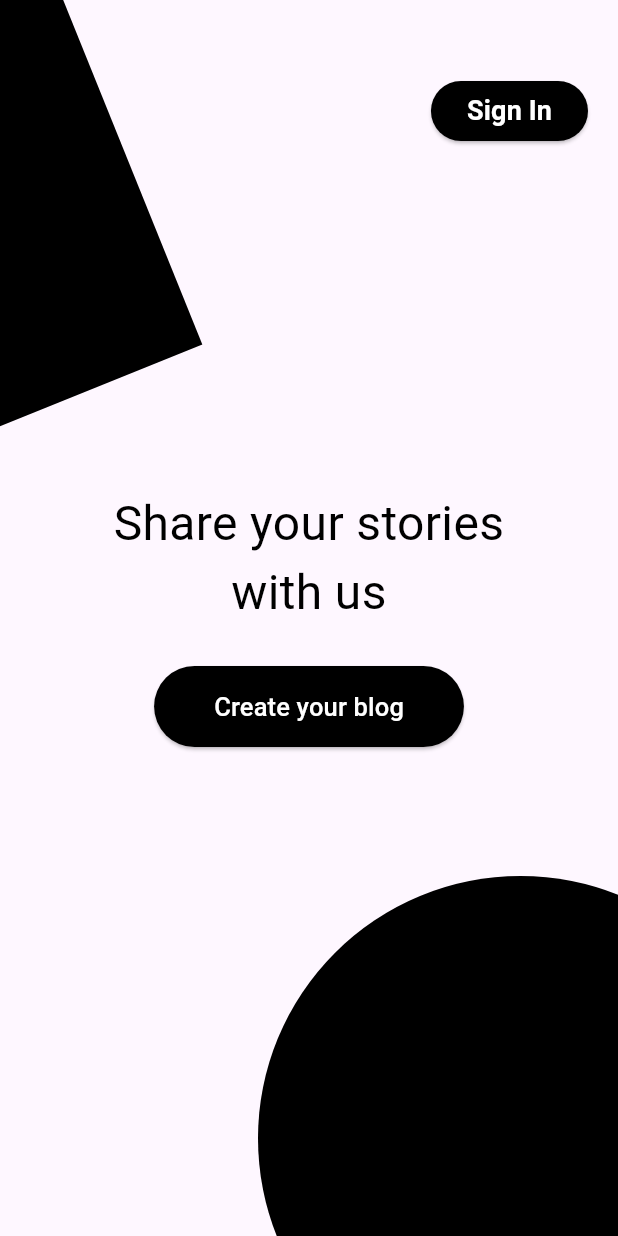
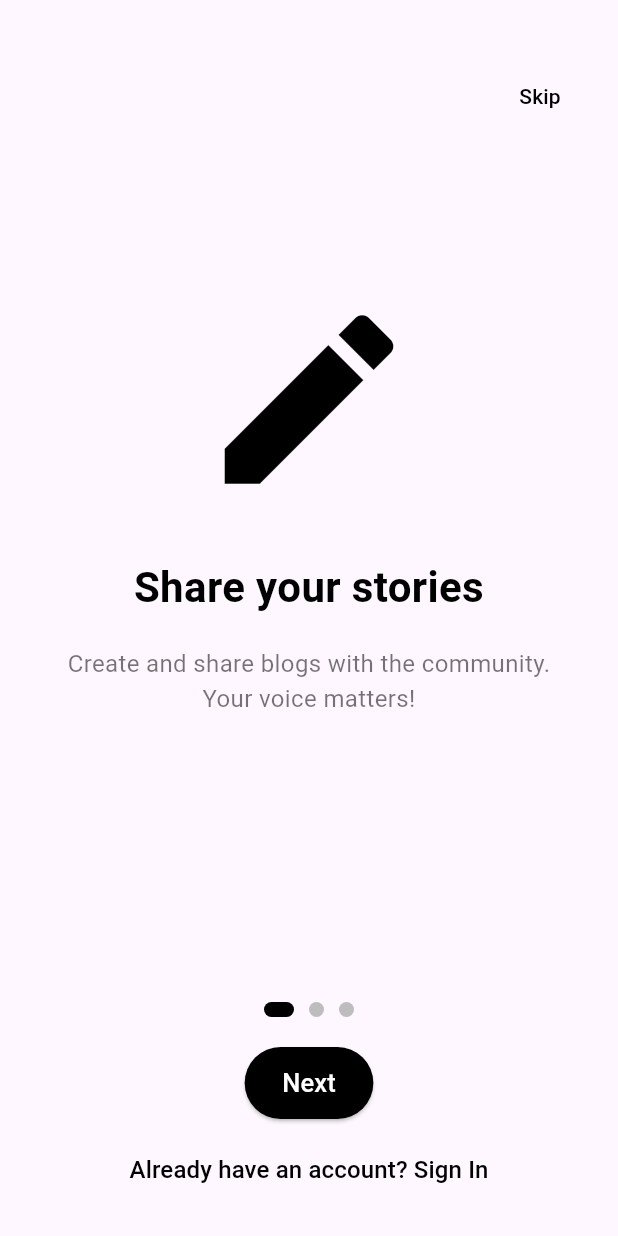
Before and after one commit to sachi-tmg/linkora_app, a Flutter app: the screen it shows after launch, on a phone screen of 412 x 824 dp. Run offline on Flutter 3.47's test engine with Material 3 defaults, Android fonts, the phone set to English and light mode, and no system bars.

Commit message:
mvvm_updated

```diff
--- /dev/null
+++ b/lib/model/onboarding_model.dart
@@ -0,0 +1,13 @@
+import 'package:flutter/material.dart';
+
+class OnboardingModel {
+  final String title;
+  final String description;
+  final IconData icon;
+
+  OnboardingModel({
+    required this.title,
+    required this.description,
+    required this.icon,
+  });
+}
--- a/lib/view/onboarding_screen_view.dart
+++ b/lib/view/onboarding_screen_view.dart
@@ -1,72 +1,72 @@
 import 'package:flutter/material.dart';
+import 'package:linkora_app/viewmodel/onboarding_viewmodel.dart';
 import 'package:linkora_app/view/login_screen_view.dart';
 import 'package:linkora_app/view/signup_screen_view.dart';
+import 'package:provider/provider.dart';
 
-class OnboardingScreenView extends StatefulWidget {
+class OnboardingScreenView extends StatelessWidget {
   const OnboardingScreenView({super.key});
 
   @override
-  State<OnboardingScreenView> createState() => _OnboardingScreenViewState();
-}
-
-class _OnboardingScreenViewState extends State<OnboardingScreenView> {
-  @override
   Widget build(BuildContext context) {
+    return ChangeNotifierProvider(
+      create: (_) => OnboardingViewModel(),
+      child: Consumer<OnboardingViewModel>(
+        builder: (context, viewModel, child) {
           return Scaffold(
             body: Stack(
               children: [
-          // Background shapes
-          Positioned(
-            top: -30,
-            left: 30,
-            child: Transform.rotate(
-              angle: 68 * 3.14159 / 180, // Convert degrees to radians
-              alignment: Alignment.topLeft, // Rotate around the top-left corner
-              child: Container(
-                width: 280,
-                height: 280,
-                decoration: const BoxDecoration(
-                  color: Colors.black,
-                  shape: BoxShape.rectangle,
+                Column(
+                  children: [
+                    Expanded(
+                      child: PageView.builder(
+                        controller: viewModel.pageController,
+                        onPageChanged: viewModel.onPageChanged,
+                        itemCount: viewModel.onboardingPages.length,
+                        itemBuilder: (context, index) {
+                          final page = viewModel.onboardingPages[index];
+                          return _buildOnboardingPage(
+                            title: page.title,
+                            description: page.description,
+                            icon: page.icon,
+                          );
+                        },
                       ),
                     ),
+                    Row(
+                      mainAxisAlignment: MainAxisAlignment.center,
+                      children: List.generate(viewModel.onboardingPages.length,
+                          (index) {
+                        return AnimatedContainer(
+                          duration: const Duration(milliseconds: 300),
+                          margin: const EdgeInsets.symmetric(horizontal: 5),
+                          height: 10,
+                          width: viewModel.currentPage == index ? 20 : 10,
+                          decoration: BoxDecoration(
+                            color: viewModel.currentPage == index
+                                ? Colors.black
+                                : Colors.grey[400],
+                            borderRadius: BorderRadius.circular(5),
                           ),
+                        );
+                      }),
                     ),
-          Positioned(
-            bottom: -110,
-            right: -110,
-            child: Container(
-              width: 350,
-              height: 350,
-              decoration: const BoxDecoration(
-                color: Colors.black,
-                shape: BoxShape.circle,
-              ),
-            ),
-          ),
-
-          // Content
-          Center(
-            child: Column(
-              mainAxisAlignment: MainAxisAlignment.center,
-              children: [
-                const Text(
-                  'Share your stories\nwith us',
-                  textAlign: TextAlign.center,
-                  style: TextStyle(
-                    fontSize: 32,
-                    color: Colors.black,
-                  ),
-                ),
-                const SizedBox(height: 26),
-                ElevatedButton(
+                    const SizedBox(height: 20),
+                    Padding(
+                      padding: const EdgeInsets.symmetric(horizontal: 40),
+                      child: ElevatedButton(
                         onPressed: () {
-                    // Navigate to the Signup screen when "Create your blog" is clicked
+                          if (viewModel.currentPage ==
+                              viewModel.onboardingPages.length - 1) {
                             Navigator.push(
                               context,
                               MaterialPageRoute(
-                          builder: (context) => const SignupScreenView()),
+                                  builder: (context) =>
+                                      const SignupScreenView()),
                             );
+                          } else {
+                            viewModel.nextPage();
+                          }
                         },
                         style: ElevatedButton.styleFrom(
                           backgroundColor: Colors.black,
@@ -74,49 +74,88 @@ class _OnboardingScreenViewState extends State<OnboardingScreenView> {
                             borderRadius: BorderRadius.circular(30),
                           ),
                           padding: const EdgeInsets.symmetric(
-                      horizontal: 40,
-                      vertical: 15,
+                              vertical: 12, horizontal: 25),
                         ),
-                  ),
-                  child: const Text(
-                    'Create your blog',
-                    style: TextStyle(
-                      fontSize: 17,
-                      color: Colors.white,
+                        child: Text(
+                          viewModel.currentPage ==
+                                  viewModel.onboardingPages.length - 1
+                              ? "Get Started"
+                              : "Next",
+                          style: const TextStyle(
+                              fontSize: 17, color: Colors.white),
                         ),
                       ),
                     ),
-              ],
-            ),
-          ),
-
-          // Sign In button
-          Positioned(
-            top: 50,
-            right: 20,
-            child: ElevatedButton(
+                    const SizedBox(height: 10),
+                    TextButton(
                       onPressed: () {
-                // Navigate to Login screen when Sign In button is clicked
                         Navigator.push(
                           context,
                           MaterialPageRoute(
                               builder: (context) => const LoginScreenView()),
                         );
                       },
-              style: ElevatedButton.styleFrom(
-                backgroundColor: Colors.black,
-                shape: RoundedRectangleBorder(
-                  borderRadius: BorderRadius.circular(30),
+                      child: const Text(
+                        "Already have an account? Sign In",
+                        style: TextStyle(fontSize: 16, color: Colors.black),
                       ),
                     ),
+                    const SizedBox(height: 20),
+                  ],
+                ),
+                Positioned(
+                  top: 40,
+                  right: 20,
+                  child: TextButton(
+                    onPressed: () {
+                      Navigator.push(
+                        context,
+                        MaterialPageRoute(
+                            builder: (context) => const SignupScreenView()),
+                      );
+                    },
                     child: const Text(
-                'Sign In',
-                style: TextStyle(
-                  fontSize: 18,
-                  color: Colors.white,
-                  fontWeight: FontWeight.bold,
+                      "Skip",
+                      style: TextStyle(color: Colors.black),
                     ),
                   ),
+                ),
+              ],
+            ),
+          );
+        },
+      ),
+    );
+  }
+
+  Widget _buildOnboardingPage({
+    required String title,
+    required String description,
+    required IconData icon,
+  }) {
+    return Padding(
+      padding: const EdgeInsets.all(40.0),
+      child: Column(
+        mainAxisAlignment: MainAxisAlignment.center,
+        children: [
+          Icon(icon, size: 150, color: Colors.black),
+          const SizedBox(height: 30),
+          Text(
+            title,
+            textAlign: TextAlign.center,
+            style: const TextStyle(
+              fontSize: 28,
+              fontWeight: FontWeight.bold,
+              color: Colors.black,
+            ),
+          ),
+          const SizedBox(height: 20),
+          Text(
+            description,
+            textAlign: TextAlign.center,
+            style: const TextStyle(
+              fontSize: 16,
+              color: Colors.black54,
             ),
           ),
         ],
--- /dev/null
+++ b/lib/viewmodel/onboarding_viewmodel.dart
@@ -0,0 +1,45 @@
+import 'package:flutter/material.dart';
+import 'package:linkora_app/model/onboarding_model.dart';
+
+class OnboardingViewModel extends ChangeNotifier {
+  final PageController pageController = PageController();
+  int currentPage = 0;
+
+  final List<OnboardingModel> onboardingPages = [
+    OnboardingModel(
+      title: "Share your stories",
+      description:
+          "Create and share blogs with the community. Your voice matters!",
+      icon: Icons.edit,
+    ),
+    OnboardingModel(
+      title: "Engage and Connect",
+      description: "Like, comment, and connect with creators worldwide.",
+      icon: Icons.people,
+    ),
+    OnboardingModel(
+      title: "Discover Content",
+      description:
+          "Explore amazing stories and perspectives tailored to your interests.",
+      icon: Icons.search,
+    ),
+  ];
+
+  void onPageChanged(int index) {
+    currentPage = index;
+    notifyListeners();
+  }
+
+  void nextPage() {
+    if (currentPage < onboardingPages.length - 1) {
+      pageController.nextPage(
+        duration: const Duration(milliseconds: 700),
+        curve: Curves.easeInOutExpo,
+      );
+    }
+  }
+
+  void disposeControllers() {
+    pageController.dispose();
+  }
+}
--- a/pubspec.yaml
+++ b/pubspec.yaml
@@ -30,6 +30,7 @@ environment:
 dependencies:
   flutter:
     sdk: flutter
+  provider: ^6.1.2
 
 
   # The following adds the Cupertino Icons font to your application.
```
Also changed, not shown: lib/model/signup_model.dart (added, +15 -0 lines), lib/model/splash_screen_model.dart (added, +8 -0 lines), lib/view/signup_screen_view.dart (+34 -4 lines), lib/view/splash_screen_view.dart (+18 -45 lines), lib/viewmodel/signup_viewmodel.dart (added, +41 -0 lines), lib/viewmodel/splash_screen_viewmodel.dart (added, +51 -0 lines), pubspec.lock. Lines whose indentation alone changed are shown as unchanged.
